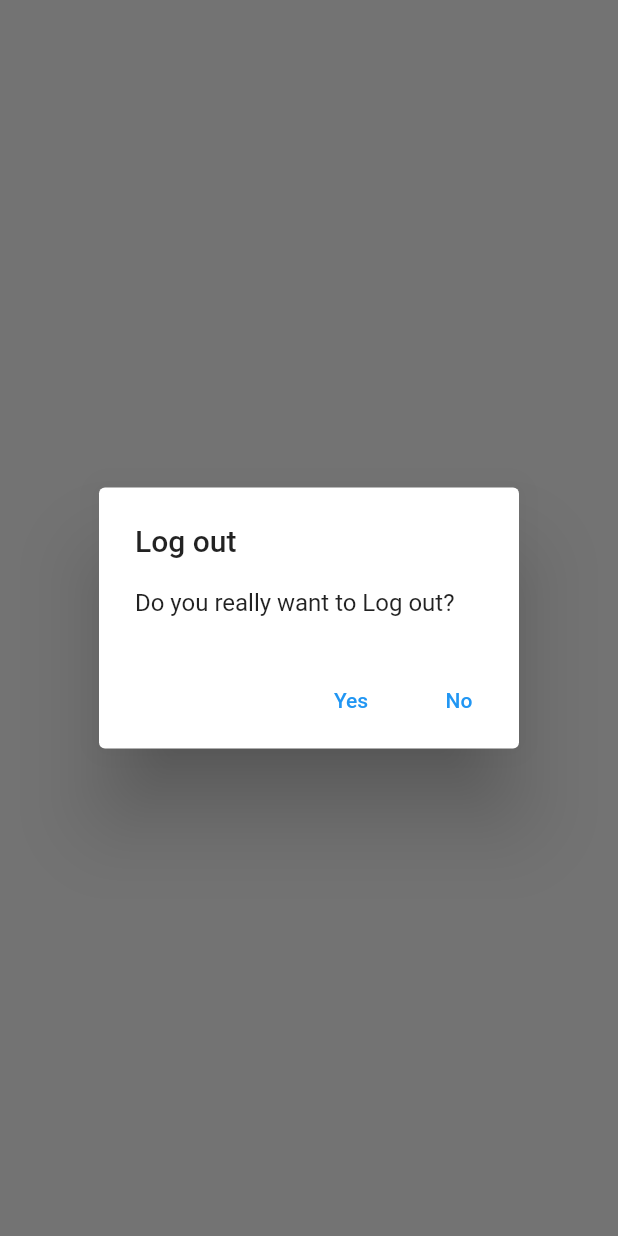
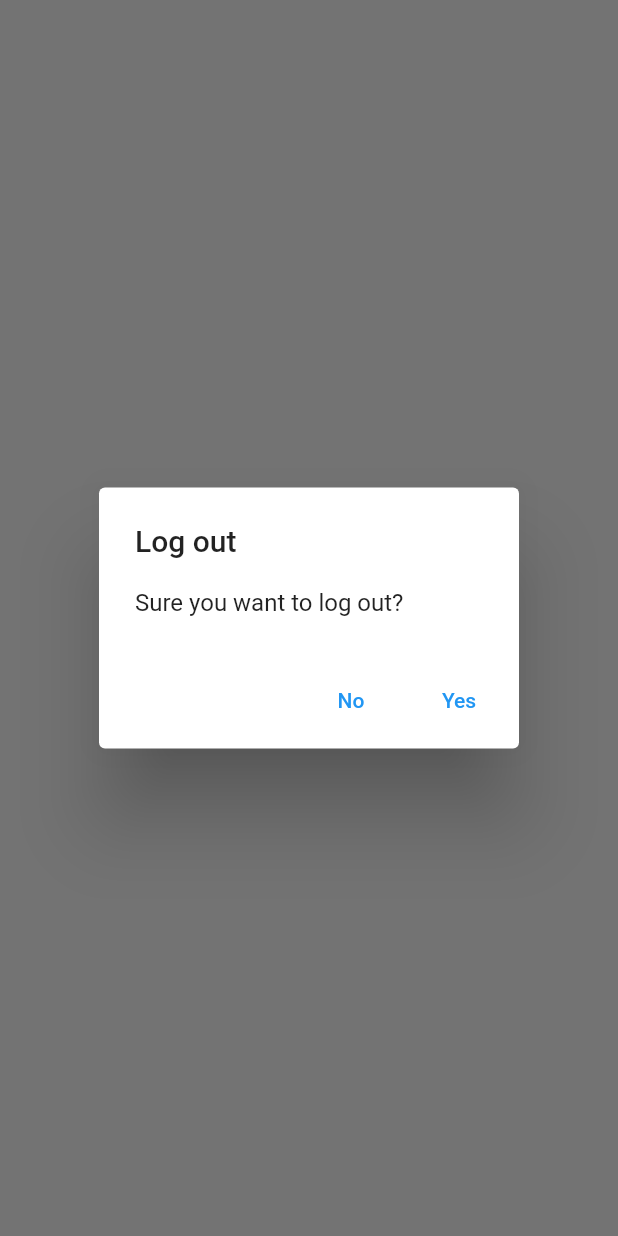
Before and after one commit to fabian-emmanuel/noteefy-flutter-app, a Flutter app: what showLogOutDialog() shows on an empty page, opened directly, on a phone screen of 412 x 824 dp. Run offline on Flutter 3.47's test engine with Material 2 defaults, Android fonts, the phone set to English and light mode, and no system bars; our stand-ins replace firebase_auth, firebase_core, sqflite; accounts and stored records are empty; network calls fail.

Commit message:
abstract dialogs and add delete functionality

```diff
--- /dev/null
+++ b/lib/utilities/dialogs/generic_dialog.dart
@@ -0,0 +1,34 @@
+import 'package:flutter/material.dart';
+
+typedef DialogOptionBuilder<T> = Map<String, T?> Function();
+
+Future<T?> showGenericDialog<T>({
+  required BuildContext context,
+  required String title,
+  required String content,
+  required DialogOptionBuilder optionsBuilder,
+}) {
+  final options = optionsBuilder();
+  return showDialog<T>(
+    context: context,
+    builder: (context) {
+      return AlertDialog(
+        title: Text(title),
+        content: Text(content),
+        actions: options.keys.map((optionTitle) {
+          final value = options[optionTitle];
+          return TextButton(
+            onPressed: () {
+              if (value != null) {
+                Navigator.of(context).pop(value);
+              } else {
+                Navigator.of(context).pop();
+              }
+            },
+            child: Text(optionTitle),
+          );
+        }).toList(),
+      );
+    },
+  );
+}
--- /dev/null
+++ b/lib/utilities/dialogs/logout_dialog.dart
@@ -0,0 +1,14 @@
+import 'package:flutter/material.dart';
+import 'package:noteefy/utilities/dialogs/generic_dialog.dart';
+
+Future<bool> showLogOutDialog(BuildContext context) {
+  return showGenericDialog<bool>(
+    context: context,
+    title: 'Log out',
+    content: 'Sure you want to log out?',
+    optionsBuilder: () => {
+      'No': false,
+      'Yes': true,
+    },
+  ).then((value) => value ?? false);
+}
--- a/lib/views/login_view.dart
+++ b/lib/views/login_view.dart
@@ -2,7 +2,7 @@
 import 'package:noteefy/constants/routes.dart' show notesRoute, registerRoute, verifyEmailRoute;
 import 'package:noteefy/exceptions/auth_exceptions.dart';
 import 'package:noteefy/services/auth/auth_service.dart';
-import 'package:noteefy/utilities/show_error_dialog.dart';
+import 'package:noteefy/utilities/dialogs/error_dialog.dart';
 
 class LoginView extends StatefulWidget {
   const LoginView({Key? key}) : super(key: key);
--- a/lib/views/notes/notes_view.dart
+++ b/lib/views/notes/notes_view.dart
@@ -4,6 +4,8 @@
 import 'package:noteefy/models/db_notes.dart';
 import 'package:noteefy/services/auth/auth_service.dart';
 import 'package:noteefy/services/crud/notes_service.dart';
+import 'package:noteefy/utilities/dialogs/logout_dialog.dart';
+import 'package:noteefy/views/notes/notes_list_view.dart';
 
 class NotesView extends StatefulWidget {
   const NotesView({Key? key}) : super(key: key);
@@ -70,19 +72,9 @@
                     case ConnectionState.active:
                       if (snapshot.hasData) {
                         final listOfNotes = snapshot.data as List<DatabaseNote>;
-                        return ListView.builder(
-                          itemCount: listOfNotes.length,
-                          itemBuilder: (context, index) {
-                            final note = listOfNotes[index];
-                            return ListTile(
-                              title: Text(
-                                note.text,
-                                maxLines: 1,
-                                softWrap: true,
-                                overflow: TextOverflow.ellipsis,
-                              ),
-                            );
-                          },
+                        return NotesListView(notes: listOfNotes, onDeleteNote: (note) async {
+                          await _noteService.deleteNote(id: note.id);
+                        },
                         );
                       } else {
                         return const CircularProgressIndicator();
@@ -100,28 +92,3 @@
     );
   }
 }
-
-Future<bool> showLogOutDialog(BuildContext context) {
-  return showDialog<bool>(
-      context: context,
-      builder: (context) {
-        return AlertDialog(
-          title: const Text('Log out'),
-          content: const Text('Do you really want to Log out?'),
-          actions: [
-            TextButton(
-              onPressed: () {
-                Navigator.of(context).pop(true);
-              },
-              child: const Text('Yes'),
-            ),
-            TextButton(
-              onPressed: () {
-                Navigator.of(context).pop(false);
-              },
-              child: const Text('No'),
-            ),
-          ],
-        );
-      }).then((value) => value ?? false);
-}
--- a/lib/views/register_view.dart
+++ b/lib/views/register_view.dart
@@ -2,7 +2,7 @@
 import 'package:noteefy/constants/routes.dart';
 import 'package:noteefy/exceptions/auth_exceptions.dart';
 import 'package:noteefy/services/auth/auth_service.dart';
-import 'package:noteefy/utilities/show_error_dialog.dart';
+import 'package:noteefy/utilities/dialogs/error_dialog.dart';
 
 class RegisterView extends StatefulWidget {
   const RegisterView({Key? key}) : super(key: key);
```
Also changed, not shown: lib/utilities/dialogs/delete_dialog.dart (added, +14 -0 lines), lib/utilities/dialogs/error_dialog.dart (added, +13 -0 lines), lib/utilities/show_error_dialog.dart (deleted, +0 -21 lines), lib/views/notes/notes_list_view.dart (added, +40 -0 lines).
